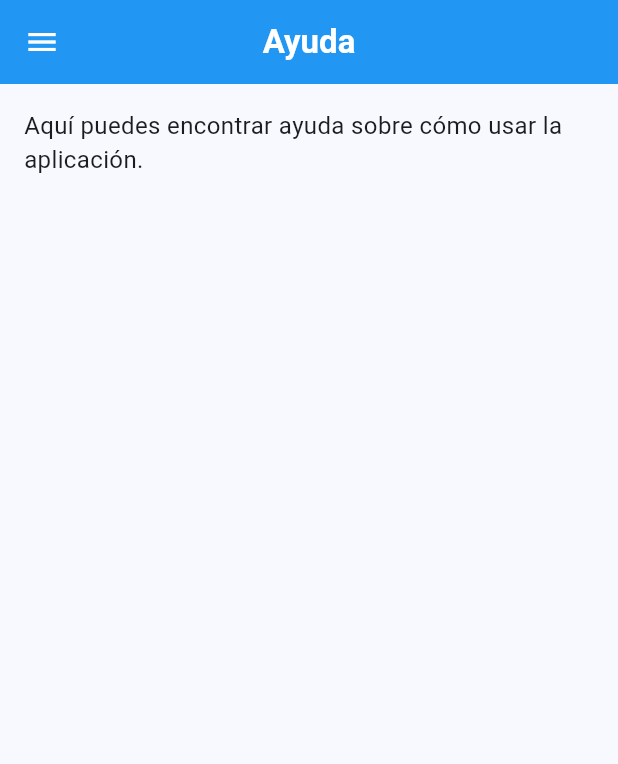
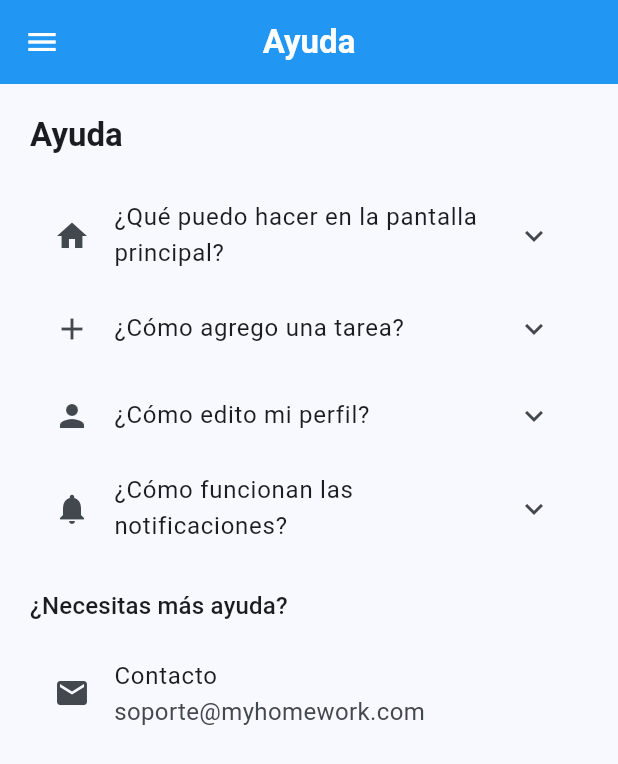
Before and after one commit to DavidMarvel-2409/myhomework, a Flutter app: the HelpScreen screen opened by its route, on a phone screen of 412 x 824 dp. Shown: the top 764 px of the screen. Run offline on Flutter 3.47's test engine with Material 3 defaults, Android fonts, the phone set to English and light mode, and no system bars; our stand-ins replace table_calendar.

Commit message:
Implementar HelpScreen con FAQ, navegación y contenido explicativo sobre el uso de la aplicación

```diff
--- a/lib/screens/help_screen.dart
+++ b/lib/screens/help_screen.dart
@@ -10,10 +10,80 @@ class HelpScreen extends StatelessWidget {
       drawer: const AppDrawer(),
       appBar: AppBar(title: const Text("Ayuda")),
       body: Padding(
-        padding: const EdgeInsets.all(16),
-        child: Text(
-          "Aquí puedes encontrar ayuda sobre cómo usar la aplicación.",
-          style: Theme.of(context).textTheme.bodyMedium,
+        padding: const EdgeInsets.all(20),
+        child: ListView(
+          children: [
+            Text("Ayuda", style: Theme.of(context).textTheme.titleLarge),
+
+            const SizedBox(height: 20),
+
+            ExpansionTile(
+              leading: const Icon(Icons.home),
+              title: const Text("¿Qué puedo hacer en la pantalla principal?"),
+              children: const [
+                Padding(
+                  padding: EdgeInsets.all(12),
+                  child: Text(
+                    "Puedes ver tus tareas pendientes, acceder al detalle de cada una y agregar nuevas tareas.",
+                  ),
+                ),
+              ],
+            ),
+
+            ExpansionTile(
+              leading: const Icon(Icons.add),
+              title: const Text("¿Cómo agrego una tarea?"),
+              children: const [
+                Padding(
+                  padding: EdgeInsets.all(12),
+                  child: Text(
+                    "Presiona el botón '+' en la pantalla principal para crear una nueva tarea.",
+                  ),
+                ),
+              ],
+            ),
+
+            ExpansionTile(
+              leading: const Icon(Icons.person),
+              title: const Text("¿Cómo edito mi perfil?"),
+              children: const [
+                Padding(
+                  padding: EdgeInsets.all(12),
+                  child: Text(
+                    "Ve a la pantalla de perfil y selecciona 'Configuración' para editar tus datos.",
+                  ),
+                ),
+              ],
+            ),
+
+            ExpansionTile(
+              leading: const Icon(Icons.notifications),
+              title: const Text("¿Cómo funcionan las notificaciones?"),
+              children: const [
+                Padding(
+                  padding: EdgeInsets.all(12),
+                  child: Text(
+                    "Las notificaciones son simuladas en esta versión y muestran recordatorios de tareas.",
+                  ),
+                ),
+              ],
+            ),
+
+            const SizedBox(height: 20),
+
+            Text(
+              "¿Necesitas más ayuda?",
+              style: Theme.of(context).textTheme.titleMedium,
+            ),
+
+            const SizedBox(height: 10),
+
+            ListTile(
+              leading: const Icon(Icons.email),
+              title: const Text("Contacto"),
+              subtitle: const Text("soporte@myhomework.com"),
+            ),
+          ],
         ),
       ),
     );
```
